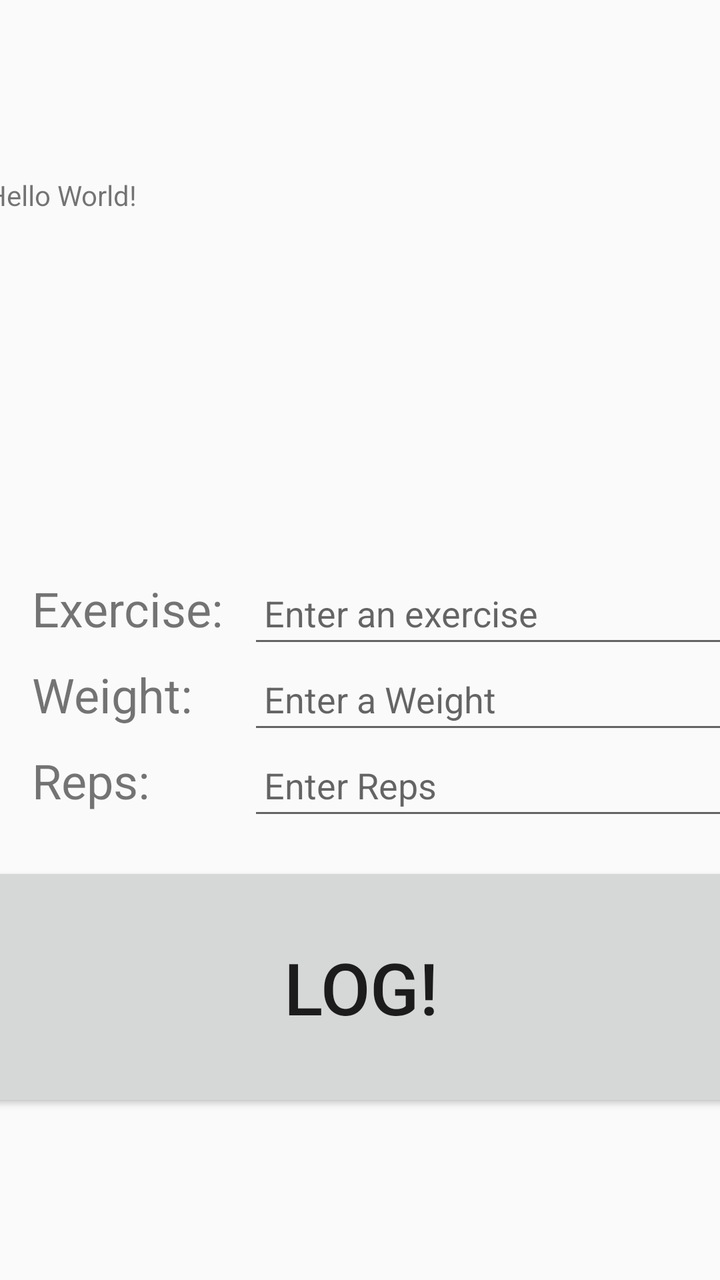
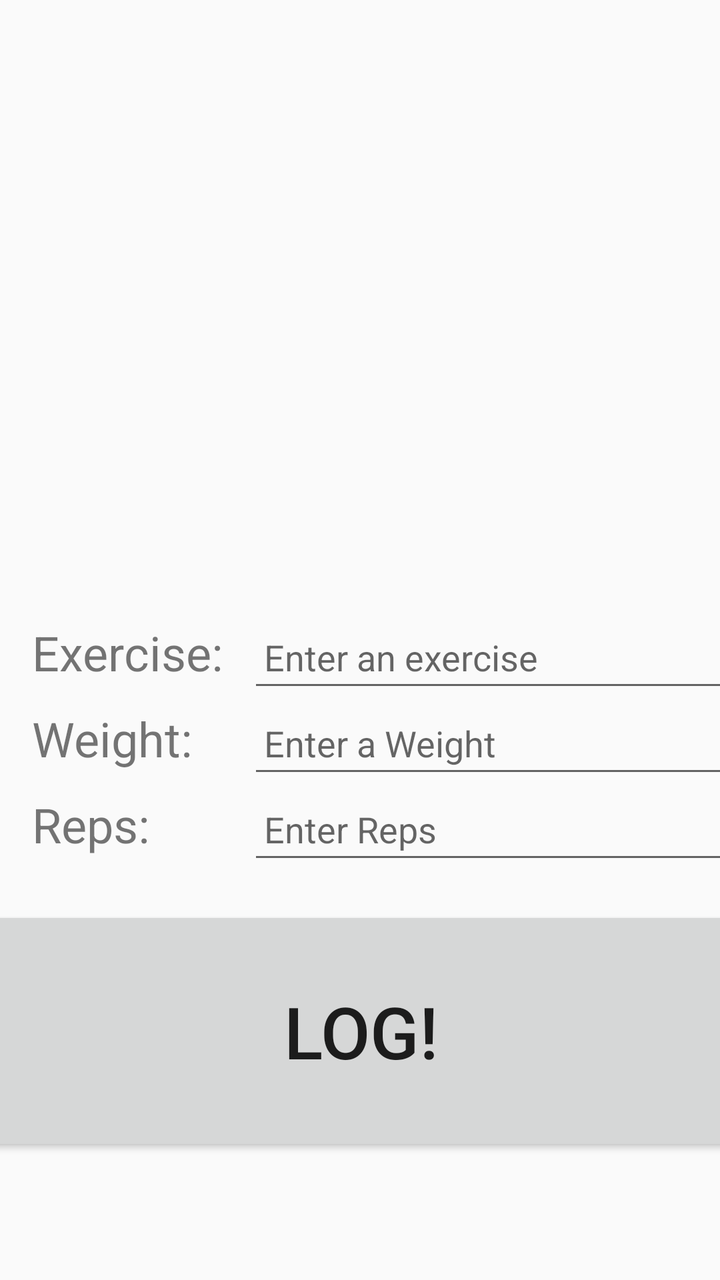

Before-and-after screenshots of an Android layout around one commit, followed by the original layout XML and the change that was made.
<!-- AndroidManifest.xml: application theme Theme.AppCompat.DayNight.DarkActionBar -->
<!-- res/layout/activity_main.xml -->
<?xml version="1.0" encoding="utf-8"?>
<androidx.constraintlayout.widget.ConstraintLayout xmlns:android="http://schemas.android.com/apk/res/android"
    xmlns:app="http://schemas.android.com/apk/res-auto"
    xmlns:tools="http://schemas.android.com/tools"
    android:id="@+id/main"
    android:layout_width="match_parent"
    android:layout_height="match_parent"
    tools:context=".MainActivity">

    <TextView
        android:id="@+id/logDisplayTextView"
        android:layout_width="390dp"
        android:layout_height="200dp"
        android:layout_marginTop="80dip"
        android:padding="8dp"
        android:text="Hello World!"
        app:layout_constraintEnd_toEndOf="parent"
        app:layout_constraintStart_toStartOf="parent"
        app:layout_constraintTop_toTopOf="parent" />

    <TextView
        android:id="@+id/exerciseLabelTextView"
        android:layout_width="100dp"
        android:layout_height="35dp"
        android:layout_marginStart="16dp"
        android:layout_marginTop="8dp"
        android:text="@string/exercise"
        android:textSize="24sp"
        app:layout_constraintStart_toStartOf="parent"
        app:layout_constraintTop_toBottomOf="@+id/logDisplayTextView" />

    <EditText
        android:id="@+id/exerciseInputEditText"
        android:layout_width="275dp"
        android:layout_height="45dp"
        android:layout_marginStart="8dp"
        android:hint="@string/enter_an_exercise"
        android:inputType="textAutoComplete"
        android:padding="8dp"
        app:layout_constraintBaseline_toBaselineOf="@+id/exerciseLabelTextView"
        app:layout_constraintStart_toEndOf="@id/exerciseLabelTextView" />

    <TextView
        android:id="@+id/weightLabelTextView"
        android:layout_width="100dp"
        android:layout_height="35dp"
        android:layout_marginStart="16dp"
        android:layout_marginTop="8dp"
        android:text="@string/weight"
        android:textSize="24sp"
        app:layout_constraintStart_toStartOf="parent"
        app:layout_constraintTop_toBottomOf="@id/exerciseLabelTextView" />

    <EditText
        android:id="@+id/weightInputEditText"
        android:layout_width="275dp"
        android:layout_height="45dp"
        android:layout_marginStart="8dp"
        android:hint="@string/enter_a_weight"
        android:inputType="number|numberDecimal"
        android:padding="8dp"
        app:layout_constraintBaseline_toBaselineOf="@+id/weightLabelTextView"
        app:layout_constraintStart_toEndOf="@id/weightLabelTextView" />

    <TextView
        android:id="@+id/repLabelTextView"
        android:layout_width="100dp"
        android:layout_height="35dp"
        android:layout_marginStart="16dp"
        android:layout_marginTop="8dp"
        android:text="@string/reps"
        android:textSize="24sp"
        app:layout_constraintStart_toStartOf="parent"
        app:layout_constraintTop_toBottomOf="@id/weightLabelTextView" />

    <EditText
        android:id="@+id/repInputEditText"
        android:layout_width="275dp"
        android:layout_height="45dp"
        android:layout_marginStart="8dp"
        android:hint="@string/enter_reps"
        android:inputType="number"
        android:padding="8dp"
        app:layout_constraintBaseline_toBaselineOf="@+id/repLabelTextView"
        app:layout_constraintStart_toEndOf="@id/repLabelTextView" />

    <Button
        android:id="@+id/logButton"
        android:layout_width="390dp"
        android:layout_height="125dp"
        android:layout_marginTop="16dp"
        android:text="@string/log"
        android:textSize="36sp"
        app:layout_constraintEnd_toEndOf="parent"
        app:layout_constraintStart_toStartOf="parent"
        app:layout_constraintTop_toBottomOf="@id/repInputEditText" />

</androidx.constraintlayout.widget.ConstraintLayout>
<!-- resources referenced by this layout -->
<resources>
  <string name="enter_a_weight">Enter a Weight</string>
  <string name="enter_an_exercise">Enter an exercise</string>
  <string name="enter_reps">Enter Reps</string>
  <string name="exercise">Exercise: </string>
  <string name="log">Log!</string>
  <string name="reps">Reps: </string>
  <string name="weight">Weight: </string>
</resources>

<!-- the commit's change to res/layout/activity_main.xml (unified diff, before → after) -->
@@ -7,27 +7,27 @@
     android:layout_height="match_parent"
     tools:context=".MainActivity">
 
-    <TextView
-        android:id="@+id/logDisplayTextView"
-        android:layout_width="390dp"
-        android:layout_height="200dp"
-        android:layout_marginTop="80dip"
-        android:padding="8dp"
-        android:text="Hello World!"
+    <androidx.recyclerview.widget.RecyclerView
+        android:id="@+id/logDisplayRecyclerView"
+        android:layout_width="0dp"
+        android:layout_height="150dp"
+        android:layout_marginTop="80dp"
+        android:padding="2dp"
         app:layout_constraintEnd_toEndOf="parent"
         app:layout_constraintStart_toStartOf="parent"
-        app:layout_constraintTop_toTopOf="parent" />
+        app:layout_constraintTop_toTopOf="parent"
+        tools:listitem="@layout/gymlog_recycler_item" />
 
     <TextView
         android:id="@+id/exerciseLabelTextView"
         android:layout_width="100dp"
         android:layout_height="35dp"
         android:layout_marginStart="16dp"
-        android:layout_marginTop="8dp"
+        android:layout_marginTop="80dp"
         android:text="@string/exercise"
         android:textSize="24sp"
         app:layout_constraintStart_toStartOf="parent"
-        app:layout_constraintTop_toBottomOf="@+id/logDisplayTextView" />
+        app:layout_constraintTop_toBottomOf="@+id/logDisplayRecyclerView" />
 
     <EditText
         android:id="@+id/exerciseInputEditText"
@@ -96,3 +96,20 @@
         app:layout_constraintTop_toBottomOf="@id/repInputEditText" />
 
 </androidx.constraintlayout.widget.ConstraintLayout>
+<!-- res/layout/gymlog_recycler_item.xml (included above) -->
+<?xml version="1.0" encoding="utf-8"?>
+<LinearLayout xmlns:android="http://schemas.android.com/apk/res/android"
+    android:layout_width="match_parent"
+    android:layout_height="match_parent"
+    android:orientation="vertical">
+
+    <TextView
+        android:id="@+id/recyclerItemTextView"
+        android:layout_width="match_parent"
+        android:layout_height="wrap_content"
+        android:layout_margin="8dp"
+        android:padding="2dp"
+        android:text="HELLO"
+        android:textSize="18sp" />
+
+</LinearLayout>
